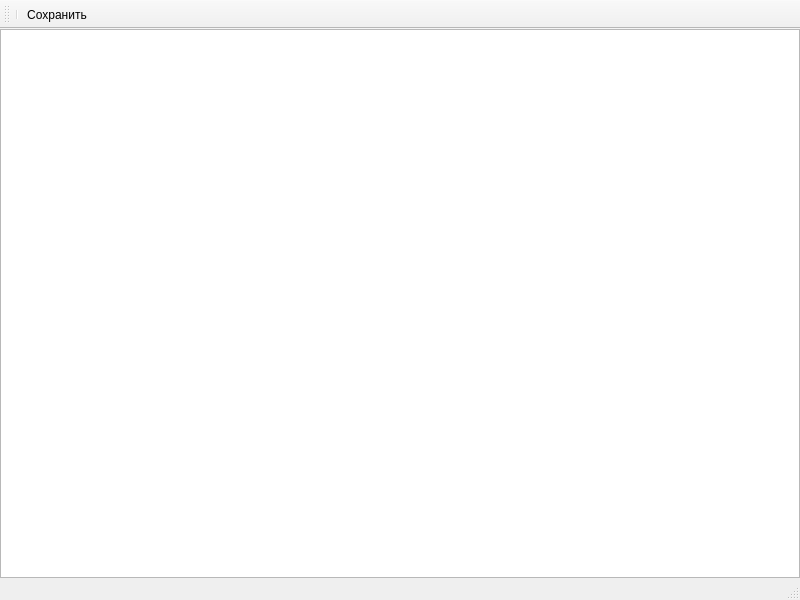
maxvas/SciLyx, file gitbrowser/texteditor.ui: the form before one commit.
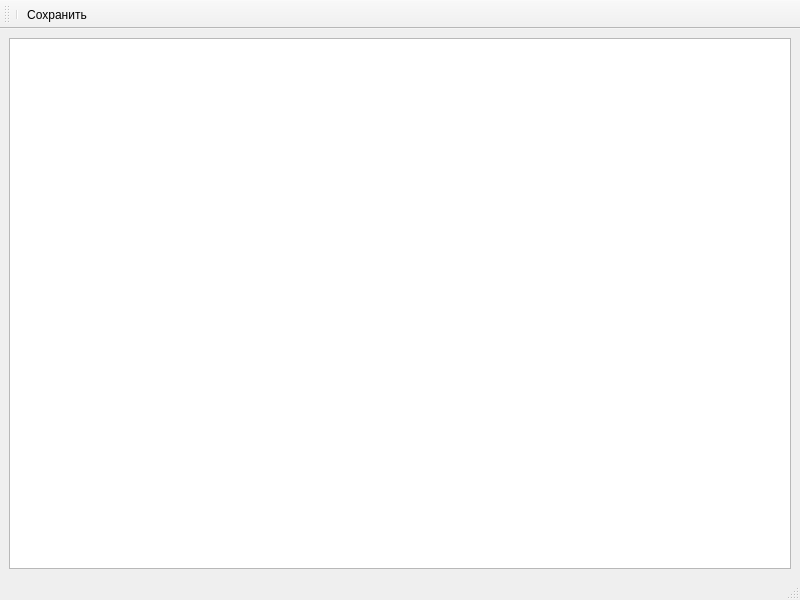
The form after the commit.

The edit to the form file:
```diff
--- a/gitbrowser/texteditor.ui
+++ b/gitbrowser/texteditor.ui
@@ -15,18 +15,6 @@
   </property>
   <widget class="QWidget" name="centralwidget">
    <layout class="QVBoxLayout" name="verticalLayout">
-    <property name="leftMargin">
-     <number>0</number>
-    </property>
-    <property name="topMargin">
-     <number>0</number>
-    </property>
-    <property name="rightMargin">
-     <number>0</number>
-    </property>
-    <property name="bottomMargin">
-     <number>0</number>
-    </property>
     <item>
      <widget class="QTextEdit" name="textEdit"/>
     </item>
```
Left out of the diff: 2 changed lines with no effect on the pictures.
